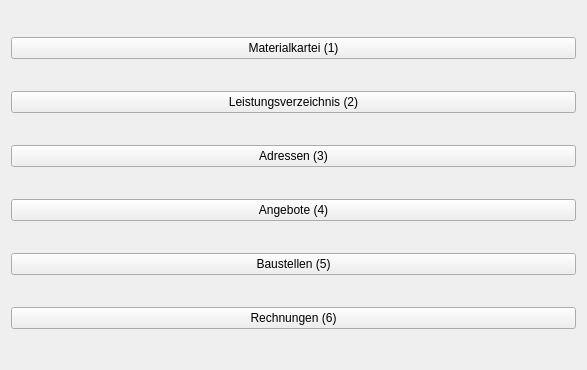
This is form/main_tab.ui in romanweissflog/FAKT as Qt 5 draws it before an edit. The edited form follows.
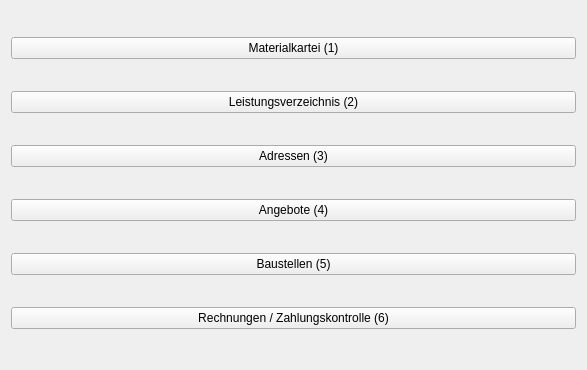
This is the edited form. Custom widgets are drawn as their Qt base class.

```diff
--- a/form/main_tab.ui
+++ b/form/main_tab.ui
@@ -52,7 +52,7 @@
    <item>
     <widget class="QPushButton" name="invoice">
      <property name="text">
-      <string>Rechnungen (6)</string>
+      <string>Rechnungen / Zahlungskontrolle (6)</string>
      </property>
     </widget>
    </item>
```
